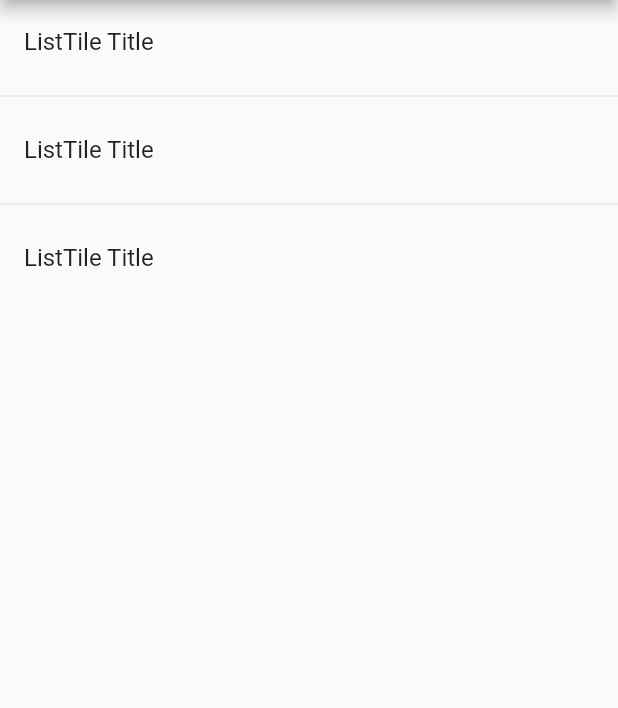
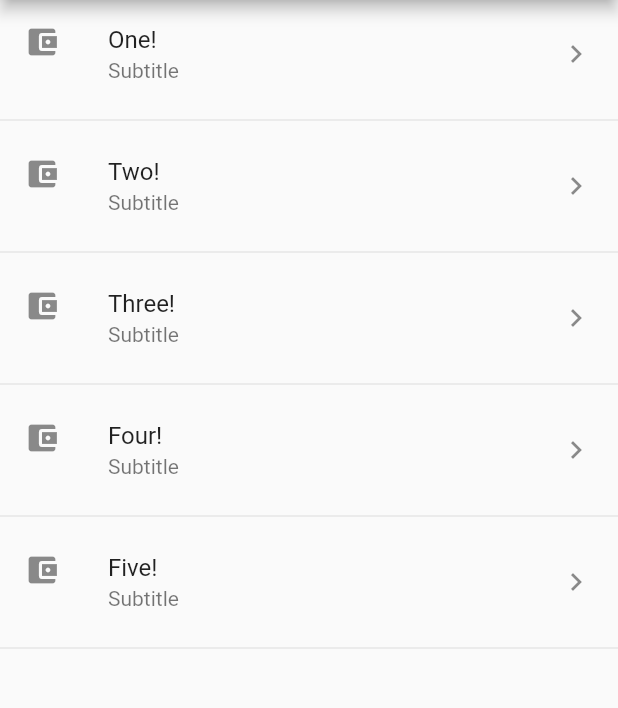
Before and after one commit to mikevillarruel/flutter-components, a Flutter app: the screen it shows after launch, on a phone screen of 412 x 824 dp, the part 84-792 px from its top. Run offline on Flutter 3.47's test engine with Material 2 defaults, Android fonts, the phone set to English and light mode, and no system bars.

Commit message:
add items in listView dynamically

```diff
--- a/lib/main.dart
+++ b/lib/main.dart
@@ -9,7 +9,7 @@ class MyApp extends StatelessWidget {
 
   @override
   Widget build(BuildContext context) {
-    return const MaterialApp(
+    return MaterialApp(
       title: 'Components App',
       debugShowCheckedModeBanner: false,
       home: HomePageTemp(),
--- a/lib/src/pages/home_temp.dart
+++ b/lib/src/pages/home_temp.dart
@@ -1,7 +1,9 @@
 import 'package:flutter/material.dart';
 
 class HomePageTemp extends StatelessWidget {
-  const HomePageTemp({Key? key}) : super(key: key);
+  HomePageTemp({Key? key}) : super(key: key);
+
+  final options = ['One', 'Two', 'Three', 'Four', 'Five'];
 
   @override
   Widget build(BuildContext context) {
@@ -10,20 +12,47 @@ class HomePageTemp extends StatelessWidget {
         title: const Text('Components Temp'),
       ),
       body: ListView(
-        children: const <Widget>[
-          ListTile(
-            title: Text('ListTile Title'),
-          ),
-          Divider(),
-          ListTile(
-            title: Text('ListTile Title'),
-          ),
-          Divider(),
-          ListTile(
-            title: Text('ListTile Title'),
-          ),
-        ],
+        // children: _createItems(),
+        children: _createItemsFast(),
       ),
     );
   }
+
+  List<Widget> _createItems() {
+    List<Widget> list = List<Widget>.empty(growable: true);
+    for (String opt in options) {
+      final tempWidget = ListTile(
+        title: Text(opt),
+      );
+
+      list
+        ..add(tempWidget)
+        ..add(const Divider(
+          thickness: 1.5,
+          color: Colors.blue,
+        ));
+    }
+
+    return list;
+  }
+
+  List<Widget> _createItemsFast() {
+
+    return options.map((opt) {
+
+      return Column(
+        children: <Widget>[
+          ListTile(
+            title: Text(opt + '!'),
+            subtitle: const Text('Subtitle'),
+            leading: const Icon(Icons.account_balance_wallet),
+            trailing: const Icon(Icons.keyboard_arrow_right),
+            onTap: () {},
+          ),
+          const Divider(),
+        ],
+      );
+
+    }).toList();
+  }
 }
```
